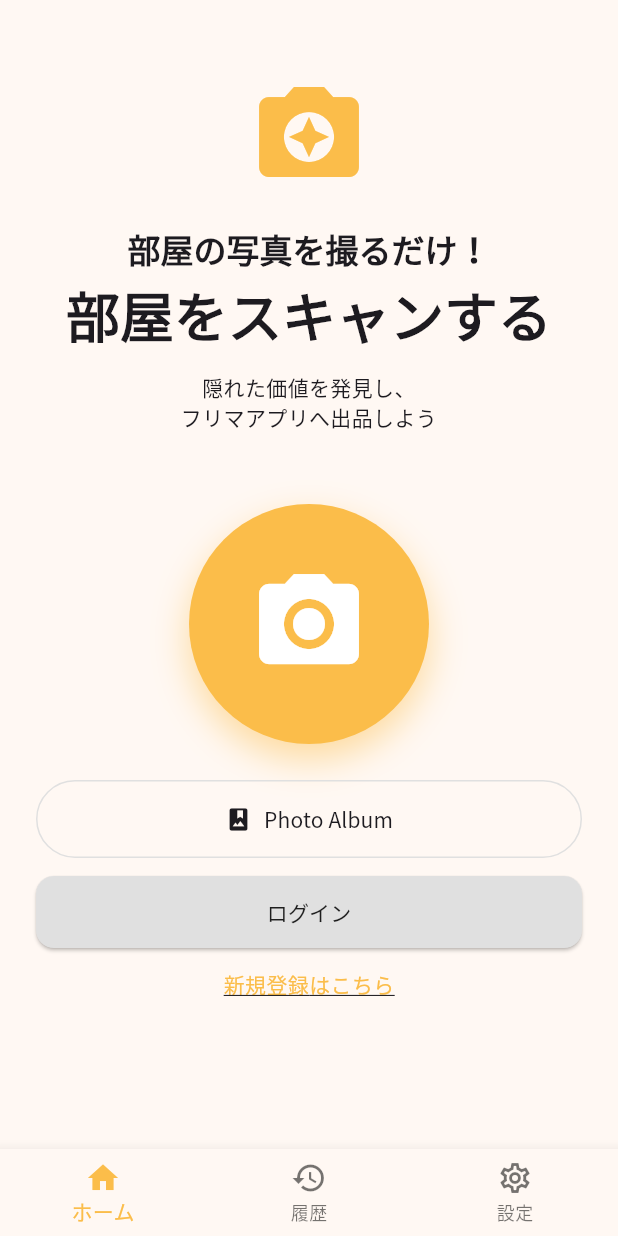
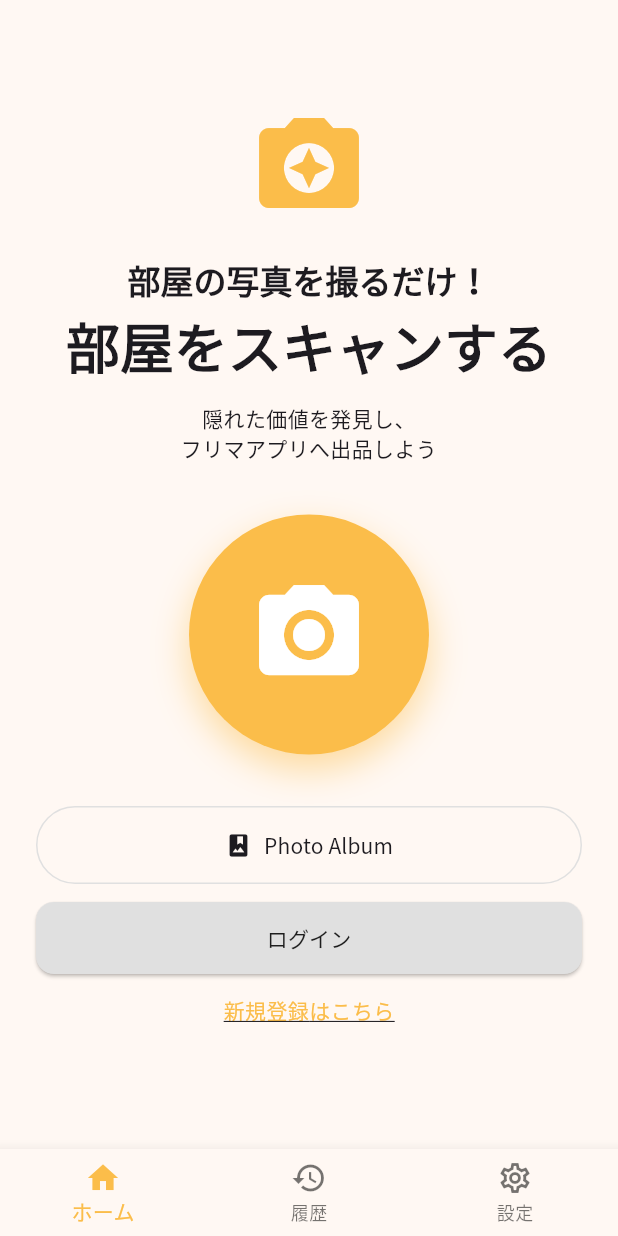
Before and after one commit to yamana0414/my-firebasestudio-app, a Flutter app: the screen it shows after launch, on a phone screen of 412 x 824 dp. Run offline on Flutter 3.47's test engine with Material 3 defaults, Android fonts, the light colour scheme and no system bars; our stand-ins replace firebase_auth, firebase_core, go_router, google_fonts, google_sign_in, image_picker; accounts and stored records are empty.

Commit message:
ログイン画面の実装

```diff
--- a/lib/screens/home_screen.dart
+++ b/lib/screens/home_screen.dart
@@ -16,8 +16,8 @@ class _HomeScreenState extends State<HomeScreen> {
     final XFile? pickedFile = await picker.pickImage(source: source);
 
     if (pickedFile != null) {
+      // 画像が選択されたら、写真の確認画面へ遷移し、画像ファイルを渡す
       if (!mounted) return;
-      // 画像が選択されたら、写真の確認画面へ遷移し、画像ファイルを渡す
       context.go('/scan', extra: pickedFile);
     }
   }
@@ -28,13 +28,13 @@ class _HomeScreenState extends State<HomeScreen> {
 
     return Scaffold(
       body: SafeArea(
-        child: SingleChildScrollView(
+        child: Padding(
           padding: const EdgeInsets.symmetric(horizontal: 24.0),
           child: Column(
-            mainAxisAlignment: MainAxisAlignment.start,
+            mainAxisAlignment: MainAxisAlignment.center,
             crossAxisAlignment: CrossAxisAlignment.stretch,
             children: [
-              const SizedBox(height: 48),
+              const Spacer(flex: 2),
               Icon(
                 Icons.camera_enhance, //仮のアイコン
                 size: 80,
@@ -62,7 +62,7 @@ class _HomeScreenState extends State<HomeScreen> {
                 textAlign: TextAlign.center,
                 style: theme.textTheme.bodyMedium,
               ),
-              const SizedBox(height: 48),
+              const Spacer(),
               GestureDetector(
                 onTap: () => _pickImage(ImageSource.camera),
                 child: Container(
@@ -86,7 +86,7 @@ class _HomeScreenState extends State<HomeScreen> {
                   ),
                 ),
               ),
-              const SizedBox(height: 24),
+              const Spacer(),
               OutlinedButton.icon(
                 onPressed: () => _pickImage(ImageSource.gallery),
                 icon: const Icon(Icons.photo_album),
@@ -102,7 +102,7 @@ class _HomeScreenState extends State<HomeScreen> {
               ),
               // ここにログインUIを追加（指定どおり Photo Album の下）
               const LoginSection(),
-              const SizedBox(height: 48),
+              const Spacer(flex: 2),
             ],
           ),
         ),
```
Also changed, not shown: lib/screens/login_section.dart (added, +136 -0 lines).
